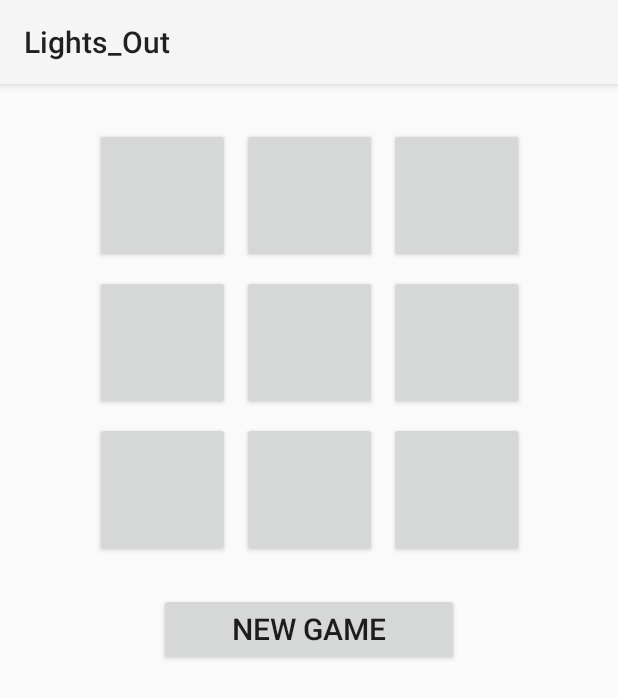
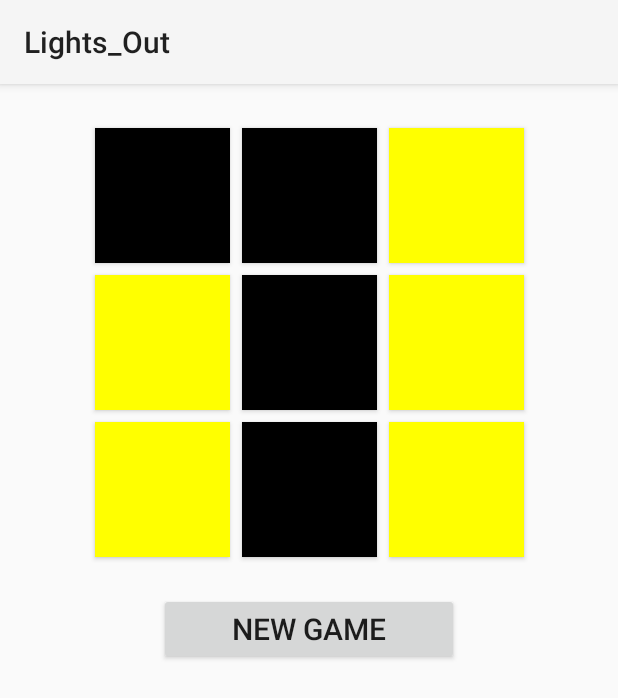
Before and after one commit to aalons012/Lights-Out-App, an Android app: the screen it shows after launch (MainActivity), after a tap on "NEW GAME", on a phone screen of 412 x 824 dp. Shown: the top 698 px of the screen. Run offline under Robolectric (Android 15) with nearby library versions, the phone set to English and light mode, and no system bars.

Commit message:
Modified and added Kotlin coding to MainActivity.kt

```diff
--- a/app/src/main/java/edu/alonso/lights_out/MainActivity.kt
+++ b/app/src/main/java/edu/alonso/lights_out/MainActivity.kt
@@ -1,20 +1,72 @@
 package edu.alonso.lights_out
 
 import android.os.Bundle
-import androidx.activity.enableEdgeToEdge
+import android.view.View
+import android.widget.GridLayout
+import android.widget.Toast
 import androidx.appcompat.app.AppCompatActivity
-import androidx.core.view.ViewCompat
-import androidx.core.view.WindowInsetsCompat
+import androidx.core.content.ContextCompat
+import androidx.core.view.children
 
 class MainActivity : AppCompatActivity() {
-    override fun onCreate(savedInstanceState: Bundle?) {
+
+    private lateinit var game: LightsOutGame
+    private lateinit var lightGridLayout: GridLayout
+    private var lightOnColor = 0
+    private var lightOffColor = 0
+
+    override fun onCreate(savedInstanceState: Bundle?){
         super.onCreate(savedInstanceState)
-        enableEdgeToEdge()
         setContentView(R.layout.activity_main)
-        ViewCompat.setOnApplyWindowInsetsListener(findViewById(R.id.main)) { v, insets ->
-            val systemBars = insets.getInsets(WindowInsetsCompat.Type.systemBars())
-            v.setPadding(systemBars.left, systemBars.top, systemBars.right, systemBars.bottom)
-            insets
+
+        lightGridLayout = findViewById(R.id.light_grid)
+
+        for (gridButton in lightGridLayout.children){
+            gridButton.setOnClickListener(this::onLightButtonClick)
+        }
+
+        lightOnColor = ContextCompat.getColor(this, R.color.yellow)
+        lightOffColor = ContextCompat.getColor(this, R.color.black)
+
+        game = LightsOutGame()
+        startGame()
+    }
+
+    private fun startGame(){
+        game.newGame()
+        setButtonColors()
+    }
+
+    private fun onLightButtonClick(view: View){
+        val buttonIndex = lightGridLayout.indexOfChild(view)
+        val row = buttonIndex / GRID_SIZE
+        val col = buttonIndex % GRID_SIZE
+
+        game.selectLight(row, col)
+        setButtonColors()
+
+        if (game.isGameOver){
+            Toast.makeText(this, R.string.congrats, Toast.LENGTH_SHORT).show()
         }
     }
+
+    private fun setButtonColors(){
+        // This sets ALL buttons to have color
+        for (buttonIndex in 0 until lightGridLayout.childCount){
+            val gridButton = lightGridLayout.getChildAt(buttonIndex)
+
+            val row = buttonIndex / GRID_SIZE
+            val col = buttonIndex % GRID_SIZE
+
+            if(game.isLightOn(row, col)) {
+                gridButton.setBackgroundColor(lightOnColor)
+            } else{
+                gridButton.setBackgroundColor(lightOffColor)
+            }
+        }
+    }
+
+    fun onNewGameClick(view: View) {
+        startGame()
+    }
 }
```
